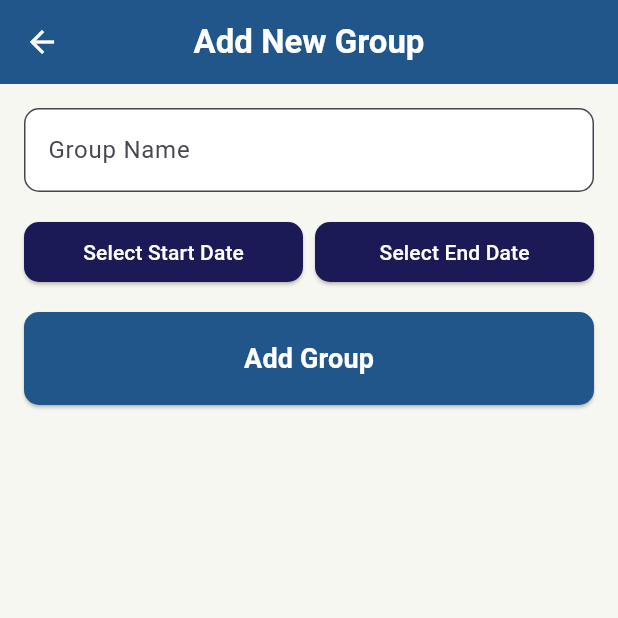
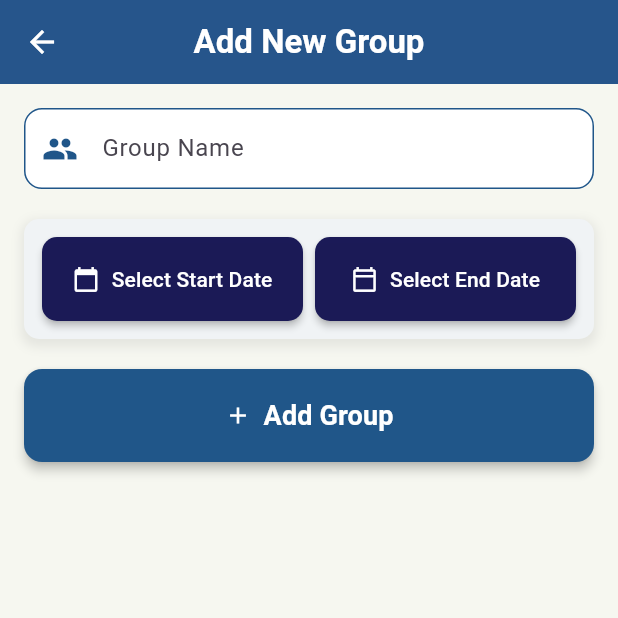
Before and after one commit to 6410110118/project-mobile, a Flutter app: the AddGroupPage screen opened directly, on a phone screen of 412 x 824 dp, the top half of it. Run offline on Flutter 3.47's test engine with Material 3 defaults, Android fonts, the phone set to English and light mode, and no system bars; our stand-ins replace animate_do, bloc, dio, equatable, flutter_bloc, flutter_secure_storage and 1 more; accounts and stored records are empty; network calls fail.

Commit message:
fix error ui add group

```diff
--- a/frontend/lib/repositories/group_repository.dart
+++ b/frontend/lib/repositories/group_repository.dart
@@ -5,10 +5,9 @@ import 'package:frontend/services/dio_client.dart';
 import '../services/token_storage.dart';
 
 class GroupRepository {
-  final Dio dio = DioClient.createDio(); // เรียกใช้ DioClient
+  final Dio dio = DioClient.createDio();
   final TokenStorage tokenStorage = TokenStorage();
 
-  // ฟังก์ชันดึงข้อมูลกลุ่มที่มีอยู่
   Future<List<Group>> fetchGroups() async {
     try {
       final token = await tokenStorage.getToken();
@@ -46,8 +45,6 @@ class GroupRepository {
     }
   }
 
-  // ฟังก์ชันสำหรับสร้างกลุ่มใหม่
-
   Future<void> createGroup({
     String? name,
     DateTime? startDate,
@@ -56,18 +53,15 @@ class GroupRepository {
     try {
       final token = await tokenStorage.getToken();
 
-      // สร้างข้อมูลกลุ่มในรูปแบบ Map
       final groupData = {
         'name': name,
-        'start_date':
-            startDate?.toIso8601String(), // แปลง DateTime เป็น ISO 8601 String
-        'end_date':
-            endDate?.toIso8601String() // แปลง DateTime เป็น ISO 8601 String
+        'start_date': startDate?.toIso8601String(),
+        'end_date': endDate?.toIso8601String()
       };
 
       final response = await dio.post(
         '/groups',
-        data: groupData, // ส่งข้อมูลกลุ่มในรูปแบบ Map
+        data: groupData,
         options: Options(
           headers: {
             'Authorization': 'Bearer $token',
@@ -77,7 +71,6 @@ class GroupRepository {
       );
 
       if (response.statusCode == 200) {
-        // เปลี่ยนเป็น 201 สำหรับการสร้างที่สำเร็จ
         print('Group Created successfully: ${response.data}');
       } else {
         throw Exception('Failed to create group: ${response.data}');
@@ -89,10 +82,10 @@ class GroupRepository {
 
   Future<void> addPersonToGroup(int groupId, int userId) async {
     try {
-      print('Group ID: $groupId, User ID: $userId'); // พิมพ์ค่า ID
+      print('Group ID: $groupId, User ID: $userId');
       final token = await tokenStorage.getToken();
       final response = await dio.put(
-        '/groups/add_people_to_group/$groupId/$userId/', // ใช้ userId แทน peopleId
+        '/groups/add_people_to_group/$groupId/$userId/',
         options: Options(
           headers: {
             'Authorization': 'Bearer $token',
@@ -107,7 +100,7 @@ class GroupRepository {
         throw Exception('Failed to add user to group: ${response.data}');
       }
     } catch (e) {
-      print(e); // พิมพ์ข้อผิดพลาด
+      print(e);
       throw Exception('Failed to add user to group: $e');
     }
   }
@@ -143,5 +136,4 @@ class GroupRepository {
       throw Exception('Failed to load people: $e');
     }
   }
-
 }
--- a/frontend/lib/screen/add_group_page.dart
+++ b/frontend/lib/screen/add_group_page.dart
@@ -44,30 +44,37 @@ class _AddGroupPageState extends State<AddGroupPage> {
         ),
         centerTitle: true,
         backgroundColor: const Color.fromARGB(255, 32, 86, 137),
-        elevation: 0,
+        elevation: 4,  // เพิ่มเงาให้ AppBar
         leading: IconButton(
-          icon: const Icon(Icons.arrow_back, color: Colors.white), // ปรับลูกศรเป็นสีขาว
+          icon: const Icon(Icons.arrow_back, color: Colors.white),
           onPressed: () {
             Navigator.of(context).pop();
           },
         ),
       ),
       backgroundColor: const Color(0xFFF6F7F0),
-      body: Padding(
+      body: SingleChildScrollView(
         padding: const EdgeInsets.all(16.0),
         child: Form(
           key: _formKey,
           child: Column(
             crossAxisAlignment: CrossAxisAlignment.stretch,
             children: [
+              // เพิ่มการตกแต่งให้ TextFormField
               TextFormField(
                 decoration: InputDecoration(
                   labelText: 'Group Name',
+                  prefixIcon: const Icon(Icons.group, color: Color.fromARGB(255, 32, 86, 137)),
                   border: OutlineInputBorder(
-                    borderRadius: BorderRadius.circular(10),
+                    borderRadius: BorderRadius.circular(12),
                   ),
                   fillColor: Colors.white,
                   filled: true,
+                  contentPadding: const EdgeInsets.symmetric(vertical: 15.0, horizontal: 10.0),
+                  enabledBorder: OutlineInputBorder(
+                    borderSide: BorderSide(color: Color.fromARGB(255, 32, 86, 137)),
+                    borderRadius: BorderRadius.circular(12),
+                  ),
                 ),
                 validator: (value) {
                   if (value == null || value.isEmpty) {
@@ -79,20 +86,40 @@ class _AddGroupPageState extends State<AddGroupPage> {
                   groupName = value;
                 },
               ),
-              const SizedBox(height: 16),
+              const SizedBox(height: 20),
+              // เพิ่มการแยก Section ให้ชัดเจนขึ้น
+              Container(
+                padding: const EdgeInsets.all(12),
+                decoration: BoxDecoration(
+                  color: const Color(0xFFF0F3F5),
+                  borderRadius: BorderRadius.circular(10),
+                  boxShadow: [
+                    BoxShadow(
+                      color: Colors.grey.withOpacity(0.2),
+                      spreadRadius: 2,
+                      blurRadius: 5,
+                      offset: const Offset(0, 3),
+                    ),
+                  ],
+                ),
+                child: Column(
+                  children: [
                     Row(
                       mainAxisAlignment: MainAxisAlignment.spaceBetween,
                       children: [
                         Expanded(
-                    child: ElevatedButton(
+                          child: ElevatedButton.icon(
                             onPressed: () => _selectDate(context, true),
+                            icon: const Icon(Icons.calendar_today, color: Colors.white),
                             style: ElevatedButton.styleFrom(
-                        backgroundColor: Color.fromARGB(254, 26, 25, 86), // ปรับสีให้เหมือนกัน
+                              backgroundColor: const Color.fromARGB(254, 26, 25, 86),
                               shape: RoundedRectangleBorder(
                                 borderRadius: BorderRadius.circular(10),
                               ),
+                              padding: const EdgeInsets.symmetric(vertical: 18),
+                              elevation: 2,
                             ),
-                      child: Text(
+                            label: Text(
                               startDate == null
                                   ? 'Select Start Date'
                                   : 'Start Date: ${startDate!.toLocal()}'.split(' ')[0],
@@ -102,15 +129,18 @@ class _AddGroupPageState extends State<AddGroupPage> {
                         ),
                         const SizedBox(width: 8),
                         Expanded(
-                    child: ElevatedButton(
+                          child: ElevatedButton.icon(
                             onPressed: () => _selectDate(context, false),
+                            icon: const Icon(Icons.calendar_today_outlined, color: Colors.white),
                             style: ElevatedButton.styleFrom(
-                        backgroundColor: Color.fromARGB(254, 26, 25, 86), // ปรับสีให้เหมือนกัน
+                              backgroundColor: const Color.fromARGB(254, 26, 25, 86),
                               shape: RoundedRectangleBorder(
                                 borderRadius: BorderRadius.circular(10),
                               ),
+                              padding: const EdgeInsets.symmetric(vertical: 18),
+                              elevation: 2,
                             ),
-                      child: Text(
+                            label: Text(
                               endDate == null
                                   ? 'Select End Date'
                                   : 'End Date: ${endDate!.toLocal()}'.split(' ')[0],
@@ -120,8 +150,12 @@ class _AddGroupPageState extends State<AddGroupPage> {
                         ),
                       ],
                     ),
-              const SizedBox(height: 16),
-              ElevatedButton(
+                  ],
+                ),
+              ),
+              const SizedBox(height: 20),
+              // ปุ่มเพิ่มกลุ่มพร้อมลูกเล่นแอนิเมชัน
+              ElevatedButton.icon(
                 onPressed: () {
                   if (_formKey.currentState!.validate()) {
                     BlocProvider.of<GroupBloc>(context).add(
@@ -131,18 +165,19 @@ class _AddGroupPageState extends State<AddGroupPage> {
                         endDate: endDate,
                       ),
                     );
-
                     Navigator.pop(context, true);
                   }
                 },
+                icon: const Icon(Icons.add, color: Colors.white),
                 style: ElevatedButton.styleFrom(
                   backgroundColor: const Color.fromARGB(255, 32, 86, 137),
                   padding: const EdgeInsets.symmetric(vertical: 18),
                   shape: RoundedRectangleBorder(
-                    borderRadius: BorderRadius.circular(10),
+                    borderRadius: BorderRadius.circular(12),
                   ),
+                  elevation: 3,
                 ),
-                child: const Text(
+                label: const Text(
                   'Add Group',
                   style: TextStyle(
                     color: Colors.white,
```
Lines whose indentation alone changed are shown as unchanged.
